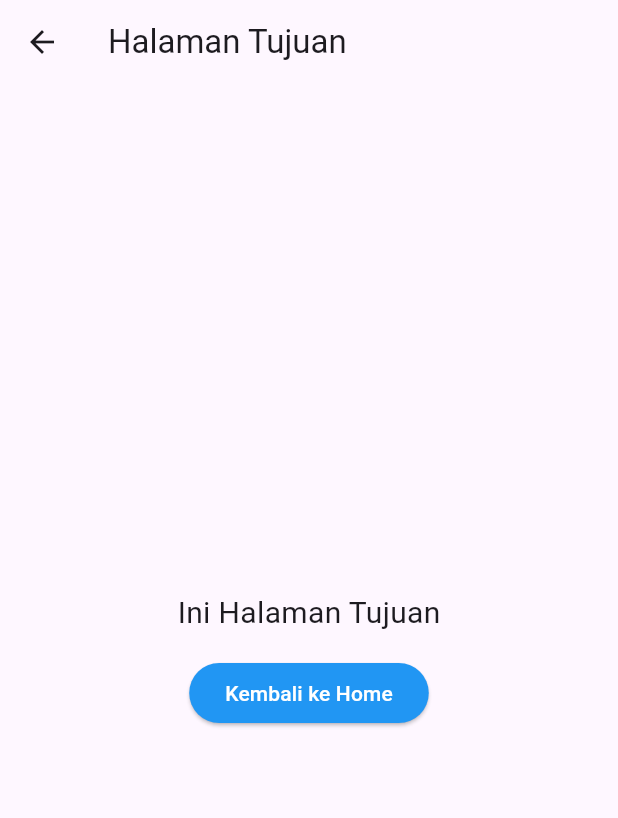
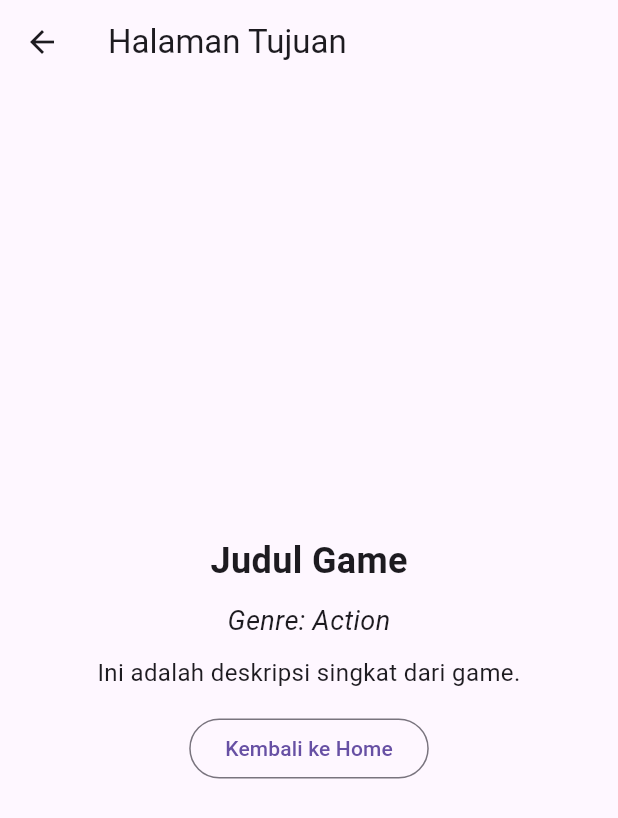
Before and after one commit to hanifahifa/PRAKTIKUM_MOBILE, a Flutter app: the screen it shows after launch, after a tap on "Ke Halaman Tujuan", on a phone screen of 412 x 824 dp. Shown: the top 818 px of the screen. Run offline on Flutter 3.47's test engine with Material 3 defaults, Android fonts, the phone set to English and light mode, and no system bars.

Commit message:
percobaan 1

```diff
--- /dev/null
+++ b/lib/arguments.dart
@@ -0,0 +1,7 @@
+class ScreenArguments {
+  final String title;
+  final String subtitle;
+  final String description;
+
+  ScreenArguments(this.title, this.subtitle, this.description);
+}
--- a/lib/home.dart
+++ b/lib/home.dart
@@ -1,30 +1,42 @@
 import 'package:flutter/material.dart';
+import 'tujuan.dart';
+import 'arguments.dart';
 
-class HomePage extends StatelessWidget {
-  const HomePage({super.key});
+class Home extends StatelessWidget {
+  const Home({super.key});
 
   @override
   Widget build(BuildContext context) {
     return Scaffold(
-      appBar: AppBar(title: const Text("Halaman Home")),
+      appBar: AppBar(
+        title: const Text('Halaman Home'),
+      ),
       body: Center(
         child: Column(
-          mainAxisAlignment: MainAxisAlignment.center,
+          mainAxisSize: MainAxisSize.min,
           children: [
             const Text(
-              "Ini Halaman Home",
-              style: TextStyle(fontSize: 20),
+              'Ini halaman Home',
+              style: TextStyle(
+                fontSize: 24,
+              ),
             ),
             const SizedBox(height: 15),
-            ElevatedButton(
-              style: ElevatedButton.styleFrom(
-                backgroundColor: Colors.blue,
-                foregroundColor: Colors.white,
-              ),
+            OutlinedButton(
               onPressed: () {
-                Navigator.pushNamed(context, '/tujuan');
+                final args = ScreenArguments(
+                  'Judul Game',
+                  'Genre: Action',
+                  'Ini adalah deskripsi singkat dari game.',
+                );
+
+                Navigator.pushNamed(
+                  context,
+                  Tujuan.routeName,
+                  arguments: args,
+                );
               },
-              child: const Text("Ke Halaman Tujuan"),
+              child: const Text('Ke Halaman Tujuan'),
             ),
           ],
         ),
--- a/lib/main.dart
+++ b/lib/main.dart
@@ -15,8 +15,8 @@ class MyApp extends StatelessWidget {
       debugShowCheckedModeBanner: false,
       initialRoute: '/',
       routes: {
-        '/': (context) => const HomePage(),
-        '/tujuan': (context) => const TujuanPage(),
+        '/': (context) => const Home(),
+        Tujuan.routeName: (context) => const Tujuan(),
       },
     );
   }
--- a/lib/tujuan.dart
+++ b/lib/tujuan.dart
@@ -1,32 +1,58 @@
 import 'package:flutter/material.dart';
+import 'arguments.dart';
 
-class TujuanPage extends StatelessWidget {
-  const TujuanPage({super.key});
+class Tujuan extends StatelessWidget {
+  const Tujuan({super.key});
+
+  static const routeName = '/tujuan';
 
   @override
   Widget build(BuildContext context) {
+    final args = ModalRoute.of(context)!.settings.arguments as ScreenArguments;
+
     return Scaffold(
-      appBar: AppBar(title: const Text("Halaman Tujuan")),
-      body: Center(
+      appBar: AppBar(
+        title: const Text('Halaman Tujuan'),
+      ),
+      body: Padding(
+        padding: const EdgeInsets.all(20),
+        child: Center(
           child: Column(
-          mainAxisAlignment: MainAxisAlignment.center,
+            mainAxisSize: MainAxisSize.min,
+            crossAxisAlignment: CrossAxisAlignment.center,
             children: [
-            const Text(
-              "Ini Halaman Tujuan",
-              style: TextStyle(fontSize: 20),
+              Text(
+                args.title,
+                style: const TextStyle(
+                  fontSize: 24,
+                  fontWeight: FontWeight.bold,
+                ),
+              ),
+              const SizedBox(height: 10),
+              Text(
+                args.subtitle,
+                style: const TextStyle(
+                  fontSize: 18,
+                  fontStyle: FontStyle.italic,
+                ),
+              ),
+              const SizedBox(height: 10),
+              Text(
+                args.description,
+                style: const TextStyle(
+                  fontSize: 16,
+                ),
+                textAlign: TextAlign.center,
               ),
               const SizedBox(height: 15),
-            ElevatedButton(
-              style: ElevatedButton.styleFrom(
-                backgroundColor: Colors.blue,
-                foregroundColor: Colors.white,
-              ),
+              OutlinedButton(
                 onPressed: () {
                   Navigator.pop(context);
                 },
-              child: const Text("Kembali ke Home"),
+                child: const Text('Kembali ke Home'),
               ),
             ],
+          ),
         ),
       ),
     );
```
Lines whose indentation alone changed are shown as unchanged.
